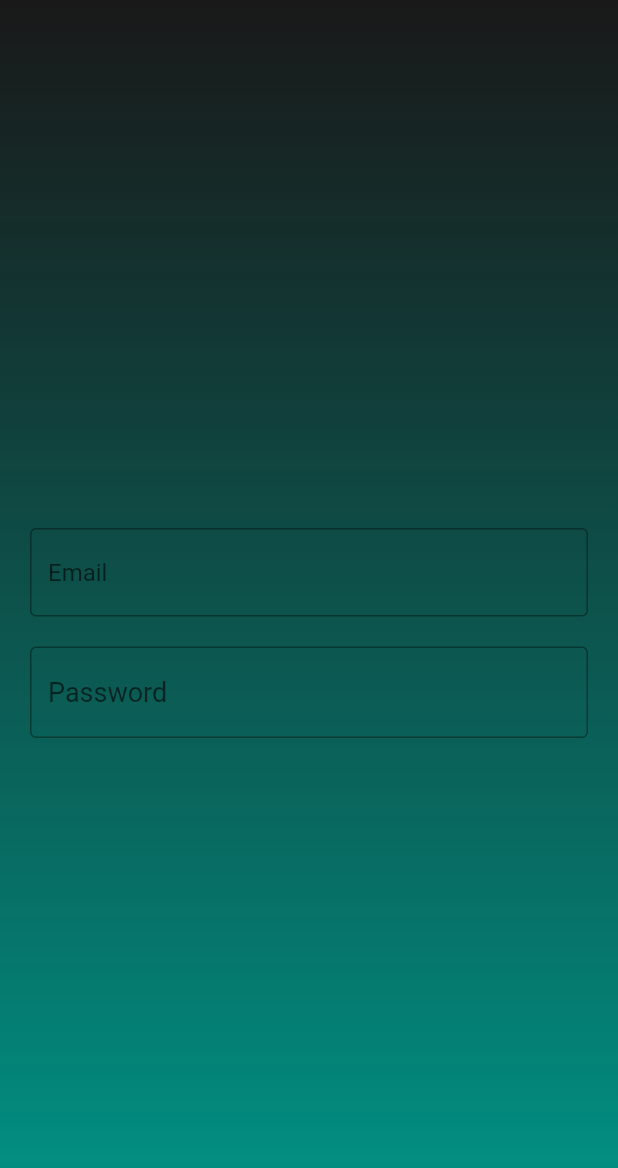
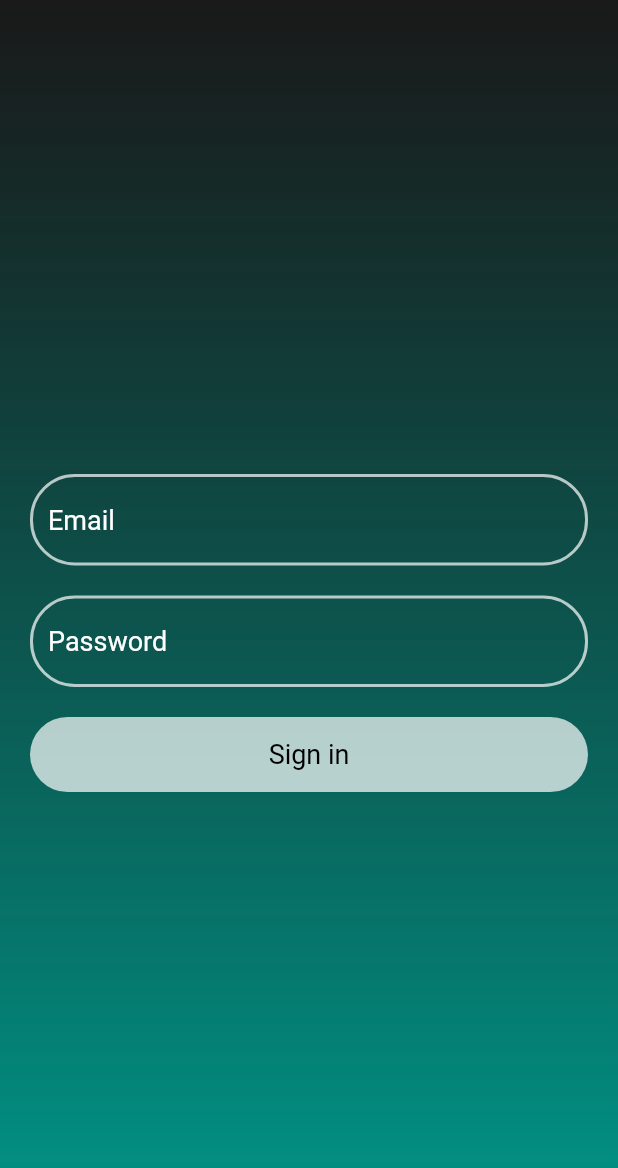
Before and after one commit to Pavel-Marachev/Traveler, a Flutter app: the screen it shows after launch, on a phone screen of 412 x 824 dp. Shown: the top 1168 px of the screen. Run offline on Flutter 3.47's test engine with Material 2 defaults, Android fonts, the phone set to English and light mode, and no system bars; our stand-ins replace firebase_auth, firebase_core, flutter_bloc, flutter_svg; missing offline and left inert: yandex_mapkit; accounts and stored records are empty.

```diff
--- a/lib/presentation/pages/authorization_page.dart
+++ b/lib/presentation/pages/authorization_page.dart
@@ -1,5 +1,6 @@
 import 'package:flutter/material.dart';
 import 'package:traveler/presentation/theme/constants.dart';
+import 'package:firebase_auth/firebase_auth.dart';
 
 class AuthorizationPage extends StatefulWidget {
   const AuthorizationPage({Key? key}) : super(key: key);
@@ -9,6 +10,7 @@ class AuthorizationPage extends StatefulWidget {
 }
 
 class _AuthorizationPageState extends State<AuthorizationPage> {
+  final FirebaseAuth _auth = FirebaseAuth.instance;
   TextEditingController emailController = TextEditingController();
   TextEditingController passwordController = TextEditingController();
 
@@ -60,12 +62,12 @@ class _AuthorizationPageState extends State<AuthorizationPage> {
                                     },
                                     child: const Text(
                                       'dismiss',
-                                        style: TextStyle(color: Colors.white),
+                                      style: TextStyle(color: kWidgetColor),
                                     ),
                                   )
                                 ],
                                 contentTextStyle:
-                                  const TextStyle(color: Colors.white),
+                                    const TextStyle(color: kWidgetColor),
                                 padding: const EdgeInsets.all(10),
                               ),
                             ),
@@ -73,10 +75,37 @@ class _AuthorizationPageState extends State<AuthorizationPage> {
                             Column(
                               children: [
                                 TextFormField(
+                                  style: kTextStyleTitle,
+                                  cursorColor: kWidgetColor,
                                   controller: emailController,
-                                    decoration: const InputDecoration(
+                                  decoration: InputDecoration(
                                     hintText: 'Email',
-                                      border: OutlineInputBorder(),
+                                    hintStyle: kTextStyleTitle,
+                                    focusedErrorBorder: OutlineInputBorder(
+                                      borderRadius: BorderRadius.circular(30),
+                                      borderSide: const BorderSide(
+                                          color: kErrorColor, width: 2.0),
+                                    ),
+                                    errorBorder: OutlineInputBorder(
+                                      borderRadius: BorderRadius.circular(30),
+                                      borderSide: BorderSide(
+                                          color: kErrorColor.withOpacity(0.7),
+                                          width: 2.0),
+                                    ),
+                                    enabledBorder: OutlineInputBorder(
+                                      borderRadius: BorderRadius.circular(30),
+                                      borderSide: BorderSide(
+                                          color: kWidgetColor.withOpacity(0.7),
+                                          width: 2.0),
+                                    ),
+                                    focusedBorder: OutlineInputBorder(
+                                      borderRadius: BorderRadius.circular(30),
+                                      borderSide: const BorderSide(
+                                        width: 2,
+                                        color: kWidgetColor,
+                                      ),
+                                    ),
+                                    border: const OutlineInputBorder(),
                                   ),
                                   validator: (value) =>
                                       value != null && value.isNotEmpty
@@ -86,29 +115,64 @@ class _AuthorizationPageState extends State<AuthorizationPage> {
                                 const SizedBox(height: 20),
                                 TextFormField(
                                   style: kTextStyleTitle,
-                                    cursorColor: Colors.white,
+                                  cursorColor: kWidgetColor,
                                   controller: passwordController,
                                   obscureText: true,
-                                    decoration: const InputDecoration(
+                                  decoration: InputDecoration(
                                     hintText: 'Password',
+                                    hintStyle: kTextStyleTitle,
+                                    focusedErrorBorder: OutlineInputBorder(
+                                      borderRadius: BorderRadius.circular(30),
+                                      borderSide: const BorderSide(
+                                          color: kErrorColor, width: 2.0),
+                                    ),
+                                    errorBorder: OutlineInputBorder(
+                                      borderRadius: BorderRadius.circular(30),
+                                      borderSide: BorderSide(
+                                          color: kErrorColor.withOpacity(0.7),
+                                          width: 2.0),
+                                    ),
+                                    enabledBorder: OutlineInputBorder(
+                                      borderRadius: BorderRadius.circular(30),
+                                      borderSide: BorderSide(
+                                          color: kWidgetColor.withOpacity(0.7),
+                                          width: 2.0),
+                                    ),
                                     focusedBorder: OutlineInputBorder(
-                                        borderSide: BorderSide(
+                                      borderRadius: BorderRadius.circular(30),
+                                      borderSide: const BorderSide(
                                         width: 2,
-                                          color: Colors.white,
+                                        color: kWidgetColor,
                                       ),
                                     ),
-                                      border: OutlineInputBorder(
-                                        borderSide: BorderSide(
-                                          width: 2,
-                                          color: Colors.white,
-                                        ),
-                                      ),
+                                    border: const OutlineInputBorder(),
                                   ),
                                   validator: (value) =>
                                       value != null && value.isNotEmpty
                                           ? null
                                           : 'Required',
                                 ),
+                                const SizedBox(height: 20),
+                                GestureDetector(
+                                  onTap: () {
+
+                                  },
+                                  child: Container(
+                                    width: double.infinity,
+                                    height: 50,
+                                    decoration: BoxDecoration(
+                                      color: kWidgetColor.withOpacity(0.7),
+                                      borderRadius: BorderRadius.circular(30),
+                                    ),
+                                    child: Center(
+                                      child: Text(
+                                        'Sign in',
+                                        style: kTextStyleTitle.copyWith(
+                                            color: kBackgroundWidgetColor),
+                                      ),
+                                    ),
+                                  ),
+                                )
                               ],
                             ),
                           ],
--- a/lib/presentation/theme/constants.dart
+++ b/lib/presentation/theme/constants.dart
@@ -3,6 +3,7 @@ import 'package:flutter/material.dart';
 const kBackgroundWidgetColor = Color(0xFF000000);
 const kWidgetColor = Color(0xFFFFFFFF);
 const kMainColor = Colors.teal;
+const kErrorColor = Color(0xFFF44336);
 
 const TextStyle kTextStyleTitle = TextStyle(
   fontSize: 18,
```
Also changed, not shown: lib/main.dart (+18 -0 lines), 5 other files. Lines whose indentation alone changed are shown as unchanged.
